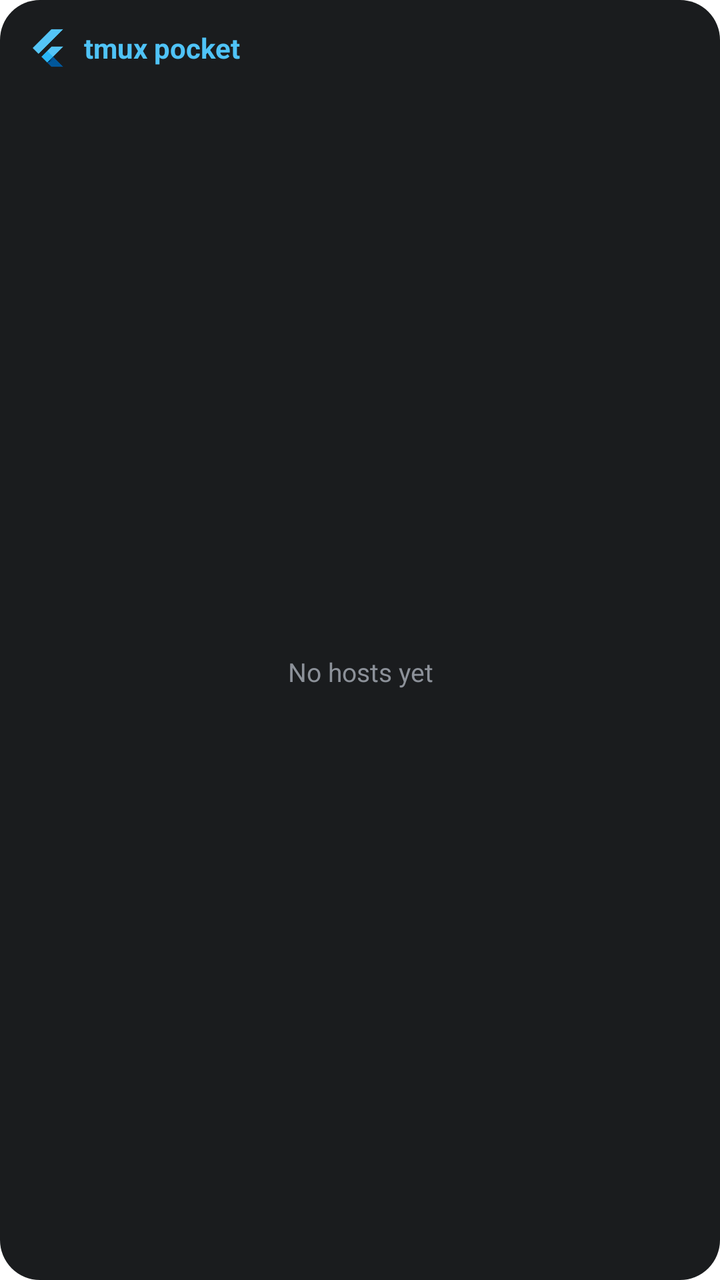
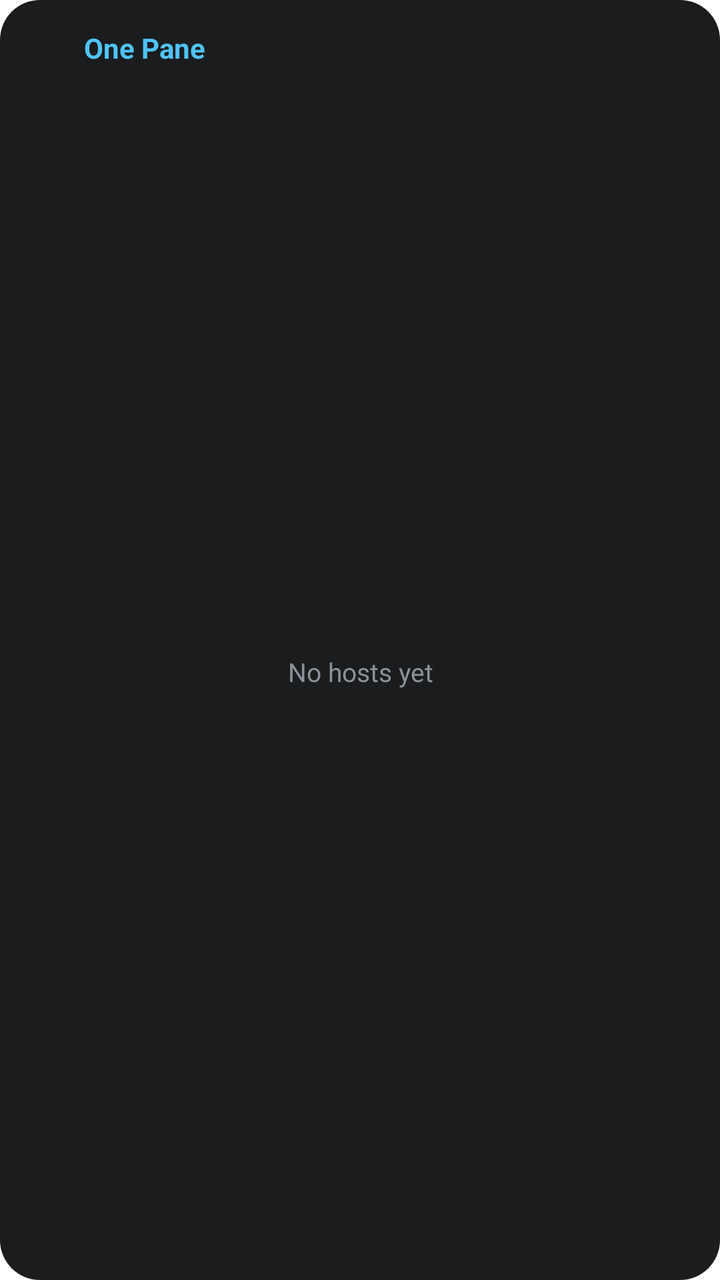

Screens rendered from an Android XML layout before and after an edit, with the pre-edit source and the edit as a unified diff.
<!-- AndroidManifest.xml: fallback theme Theme.MaterialComponents.DayNight.NoActionBar -->
<!-- res/layout/hosts_widget.xml -->
<?xml version="1.0" encoding="utf-8"?>
<LinearLayout xmlns:android="http://schemas.android.com/apk/res/android"
    android:id="@android:id/background"
    android:layout_width="match_parent"
    android:layout_height="match_parent"
    android:background="@drawable/widget_bg"
    android:orientation="vertical"
    android:padding="8dp">

    <LinearLayout
        android:id="@+id/header"
        android:layout_width="match_parent"
        android:layout_height="wrap_content"
        android:gravity="center_vertical"
        android:orientation="horizontal"
        android:padding="6dp">

        <ImageView
            android:layout_width="20dp"
            android:layout_height="20dp"
            android:src="@mipmap/ic_launcher" />

        <TextView
            android:layout_width="wrap_content"
            android:layout_height="wrap_content"
            android:layout_marginStart="8dp"
            android:text="tmux pocket"
            android:textColor="#4FC3F7"
            android:textSize="14sp"
            android:textStyle="bold" />
    </LinearLayout>

    <FrameLayout
        android:layout_width="match_parent"
        android:layout_height="0dp"
        android:layout_weight="1">

        <ListView
            android:id="@+id/hosts"
            android:layout_width="match_parent"
            android:layout_height="match_parent"
            android:divider="@android:color/transparent"
            android:dividerHeight="6dp" />

        <TextView
            android:id="@+id/empty"
            android:layout_width="match_parent"
            android:layout_height="match_parent"
            android:gravity="center"
            android:text="No hosts yet"
            android:textColor="#8C9199"
            android:textSize="13sp" />
    </FrameLayout>
</LinearLayout>
<!-- resources referenced by this layout -->
<resources>
  <!-- drawable widget_bg (drawable) -->
  <?xml version="1.0" encoding="utf-8"?>
  <shape xmlns:android="http://schemas.android.com/apk/res/android">
      <solid android:color="#1A1C1E" />
      <corners android:radius="20dp" />
  </shape>
  <!-- mipmap ic_launcher: png bitmap (mipmap-hdpi, 544 bytes) -->
</resources>

<!-- the commit's change to res/layout/hosts_widget.xml (unified diff, before → after) -->
@@ -24,7 +24,7 @@
             android:layout_width="wrap_content"
             android:layout_height="wrap_content"
             android:layout_marginStart="8dp"
-            android:text="tmux pocket"
+            android:text="One Pane"
             android:textColor="#4FC3F7"
             android:textSize="14sp"
             android:textStyle="bold" />
<!-- resource entries referenced after the edit -->
@@ -6,6 +6,39 @@
       <solid android:color="#1A1C1E" />
       <corners android:radius="20dp" />
   </shape>
-  <!-- mipmap ic_launcher: png bitmap (mipmap-hdpi, 544 bytes) -->
+  <!-- mipmap ic_launcher (mipmap-anydpi-v26) -->
+  <?xml version="1.0" encoding="utf-8"?>
+  <adaptive-icon xmlns:android="http://schemas.android.com/apk/res/android">
+      <background android:drawable="@color/ic_launcher_background" />
+      <foreground android:drawable="@drawable/ic_launcher_foreground" />
+      <monochrome android:drawable="@drawable/ic_launcher_foreground" />
+  </adaptive-icon>
+  <color name="ic_launcher_background">#0D0E12</color>
+  <!-- drawable ic_launcher_foreground (drawable) -->
+  <?xml version="1.0" encoding="utf-8"?>
+  <vector xmlns:android="http://schemas.android.com/apk/res/android"
+      android:width="108dp"
+      android:height="108dp"
+      android:viewportWidth="108"
+      android:viewportHeight="108">
+      
+      <path
+          android:pathData="M46,30 H62 A8,8 0 0 1 70,38 V70 A8,8 0 0 1 62,78 H46 A8,8 0 0 1 38,70 V38 A8,8 0 0 1 46,30 Z"
+          android:strokeColor="#ECEDF0"
+          android:strokeWidth="4"
+          android:fillColor="#00000000" />
+      
+      <path
+          android:pathData="M45,47 L51,52.5 L45,58"
+          android:strokeColor="#7EE0B8"
+          android:strokeWidth="4"
+          android:strokeLineCap="round"
+          android:strokeLineJoin="round"
+          android:fillColor="#00000000" />
+      
+      <path
+          android:pathData="M55,60 H62 A1,1 0 0 1 63,61 V64 A1,1 0 0 1 62,65 H55 A1,1 0 0 1 54,64 V61 A1,1 0 0 1 55,60 Z"
+          android:fillColor="#7EE0B8" />
+  </vector>
 </resources>
 
